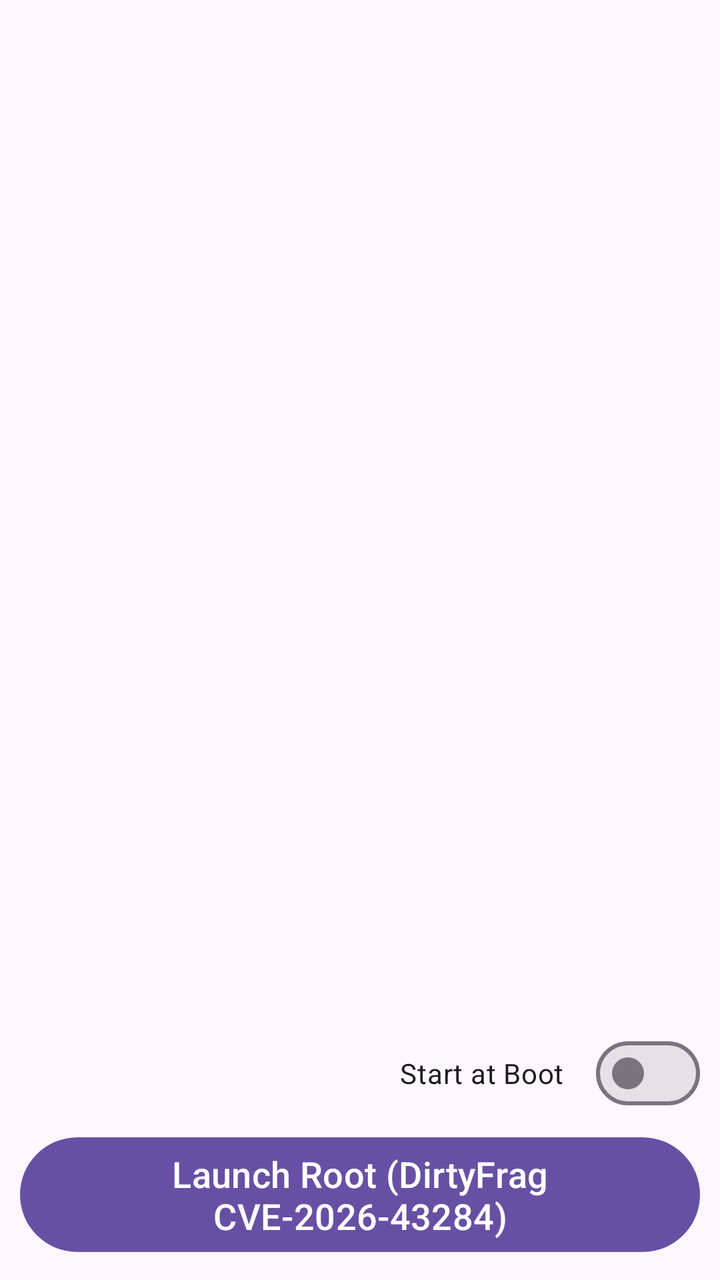
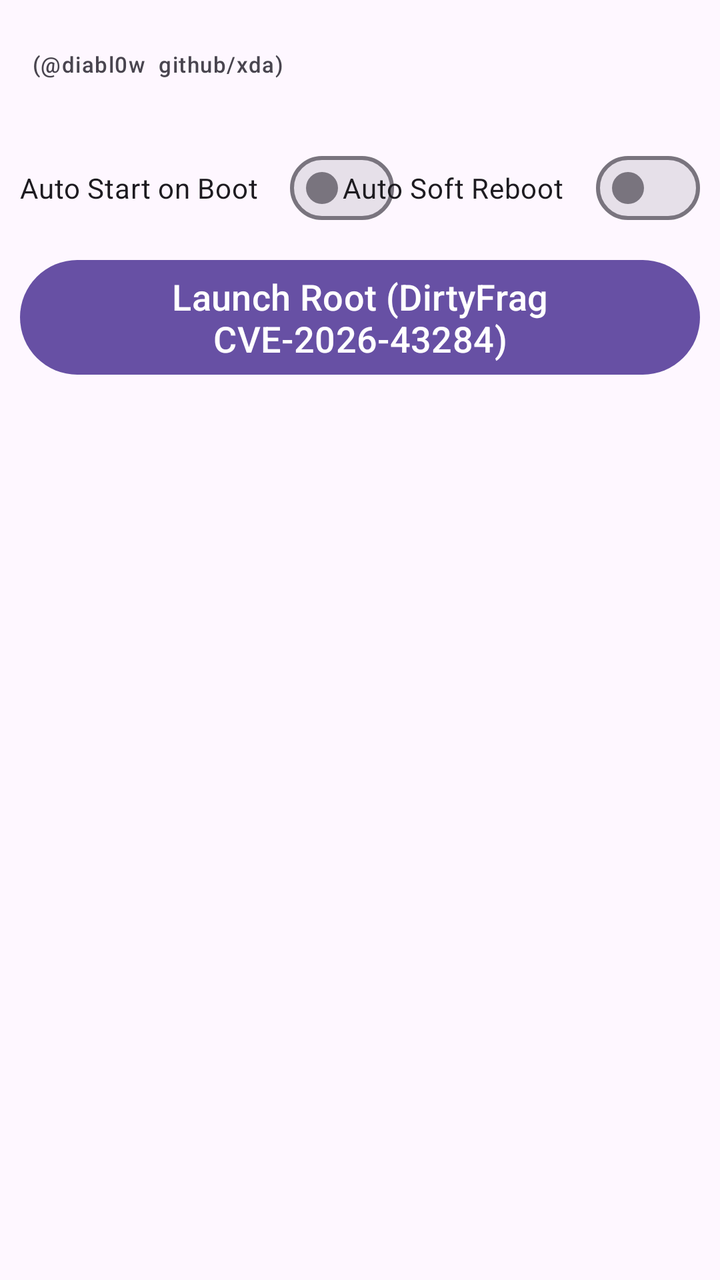

Compare the two renders of this Android layout. The source of the first and the diff that turns it into the second are given below.
<!-- AndroidManifest.xml: application theme Theme.DirtyFrag -->
<!-- res/layout/activity_main.xml -->
<?xml version="1.0" encoding="utf-8"?>
<androidx.constraintlayout.widget.ConstraintLayout
    xmlns:android="http://schemas.android.com/apk/res/android"
    xmlns:app="http://schemas.android.com/apk/res-auto"
    android:layout_width="match_parent"
    android:layout_height="match_parent"
    android:fitsSystemWindows="true">

    <com.google.android.material.appbar.AppBarLayout
        android:id="@+id/appBarLayout"
        android:layout_width="match_parent"
        android:layout_height="wrap_content"
        android:fitsSystemWindows="true"
        app:layout_constraintStart_toStartOf="parent"
        app:layout_constraintTop_toTopOf="parent">

        <com.google.android.material.appbar.MaterialToolbar
            android:id="@+id/toolbar"
            android:layout_width="match_parent"
            android:layout_height="?attr/actionBarSize"
            android:title="DFRoot" />

    </com.google.android.material.appbar.AppBarLayout>

    <ScrollView
        android:id="@+id/outputScroll"
        android:layout_width="0dp"
        android:layout_height="0dp"
        android:layout_marginStart="10dp"
        android:layout_marginEnd="10dp"
        android:layout_marginTop="4dp"
        android:layout_marginBottom="8dp"
        app:layout_constraintTop_toBottomOf="@+id/appBarLayout"
        app:layout_constraintBottom_toTopOf="@+id/switchBootStart"
        app:layout_constraintStart_toStartOf="parent"
        app:layout_constraintEnd_toEndOf="parent">

        <TextView
            android:id="@+id/outputView"
            android:layout_width="match_parent"
            android:layout_height="wrap_content"
            android:fontFamily="monospace"
            android:textSize="11sp"
            android:textIsSelectable="true" />

    </ScrollView>

    <com.google.android.material.materialswitch.MaterialSwitch
        android:id="@+id/switchBootStart"
        android:layout_width="wrap_content"
        android:layout_height="wrap_content"
        android:layout_marginEnd="10dp"
        android:layout_marginBottom="4dp"
        android:text="Start at Boot"
        app:layout_constraintEnd_toEndOf="parent"
        app:layout_constraintBottom_toTopOf="@+id/btnRun" />

    <Button
        android:id="@+id/btnRun"
        android:layout_width="match_parent"
        android:layout_height="wrap_content"
        android:layout_marginStart="10dp"
        android:layout_marginEnd="10dp"
        android:layout_marginBottom="10dp"
        android:text="Launch Root (DirtyFrag CVE-2026-43284)"
        android:textSize="18sp"
        app:layout_constraintBottom_toBottomOf="parent"
        app:layout_constraintEnd_toEndOf="parent"
        app:layout_constraintStart_toStartOf="parent" />

</androidx.constraintlayout.widget.ConstraintLayout>
<!-- resources referenced by this layout -->
<resources>
  <style name="Theme.DirtyFrag" parent="Base.Theme.DirtyFrag" />
  <style name="Base.Theme.DirtyFrag" parent="Theme.Material3.DayNight.NoActionBar" />
</resources>

<!-- the commit's change to res/layout/activity_main.xml (unified diff, before → after) -->
@@ -18,9 +18,44 @@
             android:id="@+id/toolbar"
             android:layout_width="match_parent"
             android:layout_height="?attr/actionBarSize"
-            android:title="DFRoot" />
+            android:title="DFRoot"
+            app:subtitle="(@diabl0w  github/xda)"
+            app:subtitleTextAppearance="@style/TextAppearance.Material3.LabelSmall" />
 
     </com.google.android.material.appbar.AppBarLayout>
+
+    <com.google.android.material.materialswitch.MaterialSwitch
+        android:id="@+id/switchBootStart"
+        android:layout_width="wrap_content"
+        android:layout_height="wrap_content"
+        android:layout_marginStart="10dp"
+        android:layout_marginTop="6dp"
+        android:text="Auto Start on Boot"
+        app:layout_constraintStart_toStartOf="parent"
+        app:layout_constraintTop_toBottomOf="@+id/appBarLayout" />
+
+    <com.google.android.material.materialswitch.MaterialSwitch
+        android:id="@+id/switchAutoSoftReboot"
+        android:layout_width="wrap_content"
+        android:layout_height="wrap_content"
+        android:layout_marginEnd="10dp"
+        android:layout_marginTop="6dp"
+        android:text="Auto Soft Reboot"
+        app:layout_constraintEnd_toEndOf="parent"
+        app:layout_constraintTop_toBottomOf="@+id/appBarLayout" />
+
+    <Button
+        android:id="@+id/btnRun"
+        android:layout_width="0dp"
+        android:layout_height="wrap_content"
+        android:layout_marginStart="10dp"
+        android:layout_marginEnd="10dp"
+        android:layout_marginTop="8dp"
+        android:text="Launch Root (DirtyFrag CVE-2026-43284)"
+        android:textSize="18sp"
+        app:layout_constraintTop_toBottomOf="@+id/switchBootStart"
+        app:layout_constraintStart_toStartOf="parent"
+        app:layout_constraintEnd_toEndOf="parent" />
 
     <ScrollView
         android:id="@+id/outputScroll"
@@ -30,8 +65,8 @@
         android:layout_marginEnd="10dp"
         android:layout_marginTop="4dp"
         android:layout_marginBottom="8dp"
-        app:layout_constraintTop_toBottomOf="@+id/appBarLayout"
-        app:layout_constraintBottom_toTopOf="@+id/switchBootStart"
+        app:layout_constraintTop_toBottomOf="@+id/btnRun"
+        app:layout_constraintBottom_toBottomOf="parent"
         app:layout_constraintStart_toStartOf="parent"
         app:layout_constraintEnd_toEndOf="parent">
 
@@ -45,27 +80,4 @@
 
     </ScrollView>
 
-    <com.google.android.material.materialswitch.MaterialSwitch
-        android:id="@+id/switchBootStart"
-        android:layout_width="wrap_content"
-        android:layout_height="wrap_content"
-        android:layout_marginEnd="10dp"
-        android:layout_marginBottom="4dp"
-        android:text="Start at Boot"
-        app:layout_constraintEnd_toEndOf="parent"
-        app:layout_constraintBottom_toTopOf="@+id/btnRun" />
-
-    <Button
-        android:id="@+id/btnRun"
-        android:layout_width="match_parent"
-        android:layout_height="wrap_content"
-        android:layout_marginStart="10dp"
-        android:layout_marginEnd="10dp"
-        android:layout_marginBottom="10dp"
-        android:text="Launch Root (DirtyFrag CVE-2026-43284)"
-        android:textSize="18sp"
-        app:layout_constraintBottom_toBottomOf="parent"
-        app:layout_constraintEnd_toEndOf="parent"
-        app:layout_constraintStart_toStartOf="parent" />
-
 </androidx.constraintlayout.widget.ConstraintLayout>
